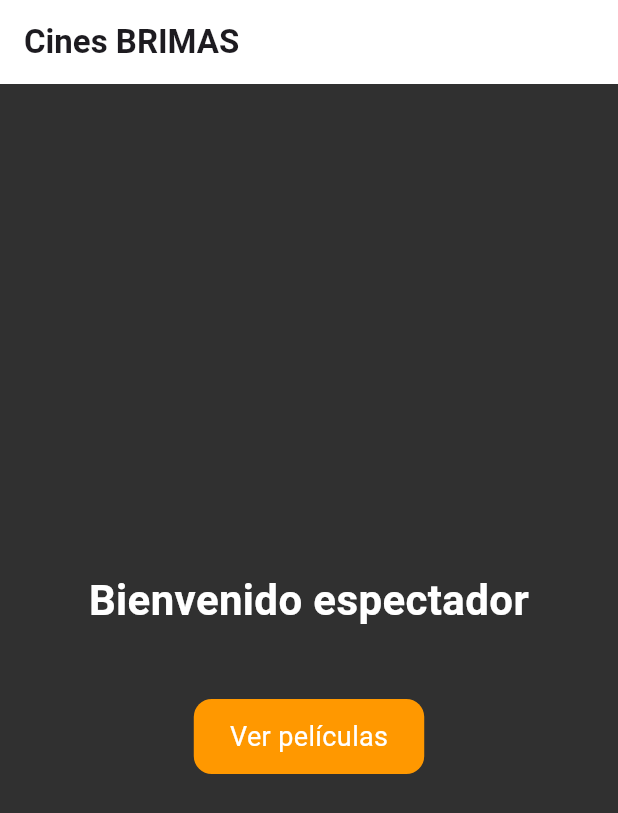
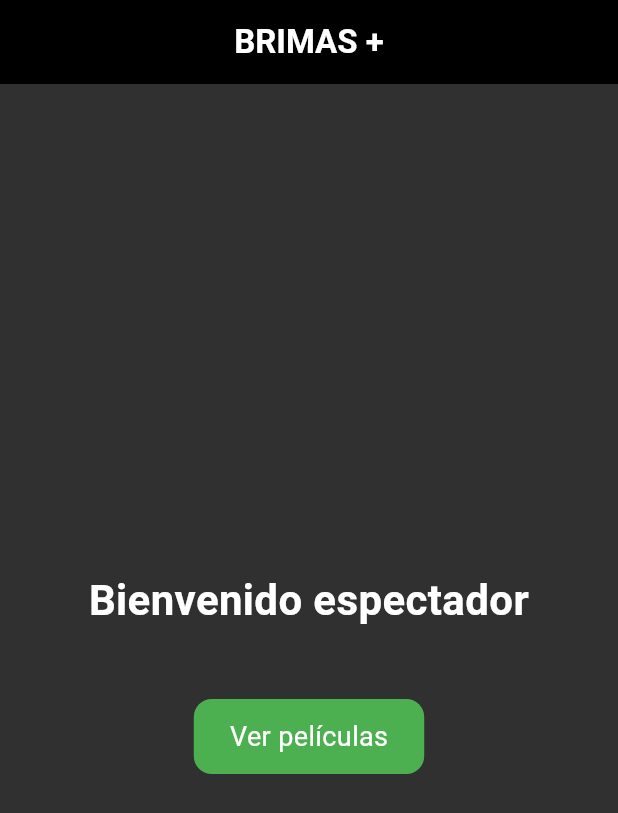
Before and after one commit to rbriz758/Interfaz-hm, a Flutter app: the screen it shows after launch, on a phone screen of 412 x 824 dp. Shown: the top 813 px of the screen. Run offline on Flutter 3.47's test engine with Material 3 defaults, Android fonts, the phone set to English and light mode, and no system bars; Roboto replaces fonts that are missing (RobotoSlab).

Commit message:
cambio de formato en la pagina princpal {titulo y color secundario}

```diff
--- a/isaacperezmascaro_rodrigobrizramos_p2/lib/views/main_view.dart
+++ b/isaacperezmascaro_rodrigobrizramos_p2/lib/views/main_view.dart
@@ -10,14 +10,17 @@ class MainView extends StatelessWidget {
       backgroundColor: Colors.grey[850],
       appBar: AppBar(
         title: const Text(
-          'Cines BRIMAS',
+          'BRIMAS +',
           style: TextStyle(
             fontFamily: 'RobotoSlab',
             fontSize: 22,
             fontWeight: FontWeight.w600,
+            color: Colors.white,
           ),
         ),
-        backgroundColor: const Color.fromARGB(255, 255, 255, 255),
+        backgroundColor: Colors.black,
+        iconTheme: const IconThemeData(color: Colors.white),
+        centerTitle: true,
       ),
       body: Center(
         child: Column(
@@ -47,7 +50,7 @@ class MainView extends StatelessWidget {
                 padding:
                     const EdgeInsets.symmetric(vertical: 12, horizontal: 24),
                 decoration: BoxDecoration(
-                  color: Colors.orange,
+                  color: Colors.green,
                   borderRadius: BorderRadius.circular(12),
                 ),
                 child: const Text(
```
